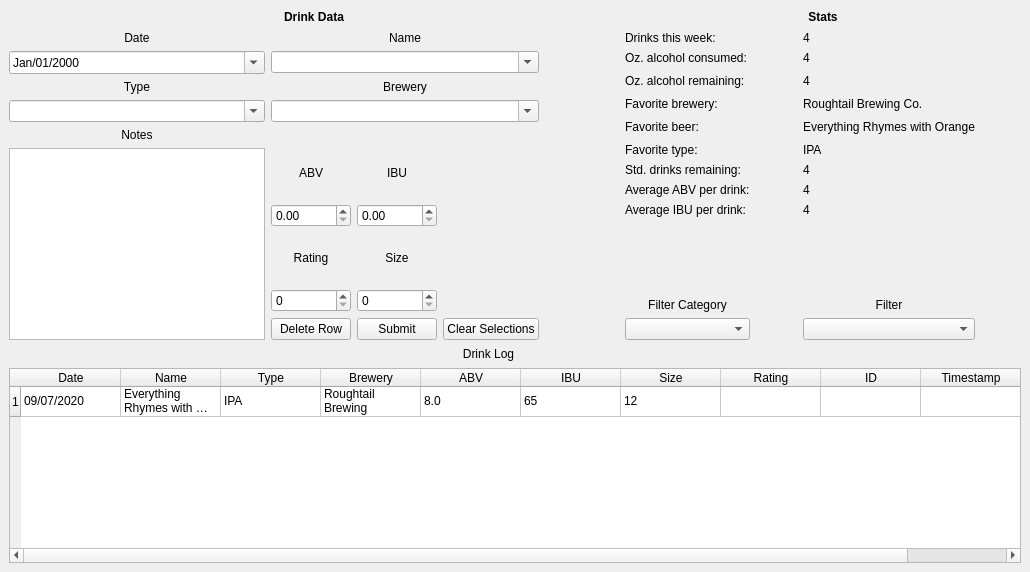
First picture: the form in src/mainwindow.ui, repository minorsecond/BuzzBot, before the edit.
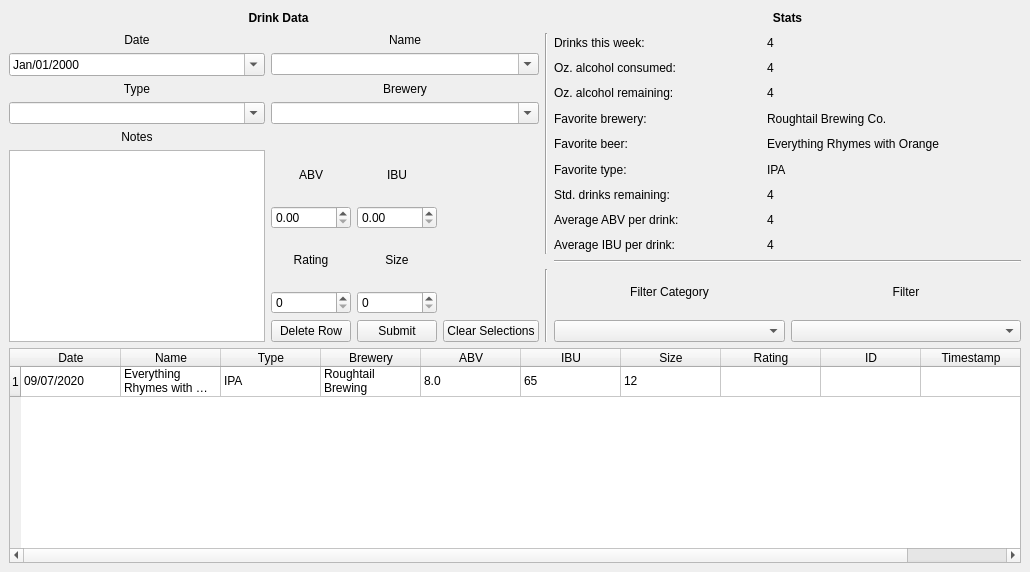
Second picture: the form after the edit.

The edit to the form file:
```diff
--- a/src/mainwindow.ui
+++ b/src/mainwindow.ui
@@ -49,452 +49,8 @@
       </property>
      </widget>
     </item>
-    <item row="10" column="0" rowspan="12" colspan="11">
-     <widget class="QTableWidget" name="drinkLogTable">
-      <property name="sizePolicy">
-       <sizepolicy hsizetype="Preferred" vsizetype="MinimumExpanding">
-        <horstretch>0</horstretch>
-        <verstretch>0</verstretch>
-       </sizepolicy>
-      </property>
-      <row>
-       <property name="text">
-        <string>1</string>
-       </property>
-      </row>
-      <column>
-       <property name="text">
-        <string>Date</string>
-       </property>
-      </column>
-      <column>
-       <property name="text">
-        <string>Name</string>
-       </property>
-      </column>
-      <column>
-       <property name="text">
-        <string>Type</string>
-       </property>
-      </column>
-      <column>
-       <property name="text">
-        <string>Brewery</string>
-       </property>
-      </column>
-      <column>
-       <property name="text">
-        <string>ABV</string>
-       </property>
-      </column>
-      <column>
-       <property name="text">
-        <string>IBU</string>
-       </property>
-      </column>
-      <column>
-       <property name="text">
-        <string>Size</string>
-       </property>
-      </column>
-      <column>
-       <property name="text">
-        <string>Rating</string>
-       </property>
-      </column>
-      <column>
-       <property name="text">
-        <string>ID</string>
-       </property>
-      </column>
-      <column>
-       <property name="text">
-        <string>Timestamp</string>
-       </property>
-      </column>
-      <item row="0" column="0">
-       <property name="text">
-        <string>09/07/2020</string>
-       </property>
-      </item>
-      <item row="0" column="1">
-       <property name="text">
-        <string>Everything Rhymes with Orange</string>
-       </property>
-      </item>
-      <item row="0" column="2">
-       <property name="text">
-        <string>IPA</string>
-       </property>
-      </item>
-      <item row="0" column="3">
-       <property name="text">
-        <string>Roughtail Brewing</string>
-       </property>
-      </item>
-      <item row="0" column="4">
-       <property name="text">
-        <string>8.0</string>
-       </property>
-      </item>
-      <item row="0" column="5">
-       <property name="text">
-        <string>65</string>
-       </property>
-      </item>
-      <item row="0" column="6">
-       <property name="text">
-        <string>12</string>
-       </property>
-      </item>
-     </widget>
-    </item>
-    <item row="5" column="4">
-     <widget class="QLabel" name="drinkLogLabel">
-      <property name="text">
-       <string>Drink Log</string>
-      </property>
-      <property name="alignment">
-       <set>Qt::AlignCenter</set>
-      </property>
-     </widget>
-    </item>
-    <item row="0" column="0" colspan="6">
-     <widget class="QLabel" name="drinkDataLabel">
-      <property name="sizePolicy">
-       <sizepolicy hsizetype="Preferred" vsizetype="Preferred">
-        <horstretch>0</horstretch>
-        <verstretch>0</verstretch>
-       </sizepolicy>
-      </property>
-      <property name="font">
-       <font>
-        <weight>75</weight>
-        <bold>true</bold>
-       </font>
-      </property>
-      <property name="text">
-       <string>Drink Data</string>
-      </property>
-      <property name="alignment">
-       <set>Qt::AlignCenter</set>
-      </property>
-     </widget>
-    </item>
-    <item row="2" column="0" rowspan="3" colspan="5">
-     <layout class="QGridLayout" name="gridLayout_2">
-      <item row="1" column="0">
-       <widget class="QDateEdit" name="drinkDateInput">
-        <property name="sizePolicy">
-         <sizepolicy hsizetype="Preferred" vsizetype="Fixed">
-          <horstretch>0</horstretch>
-          <verstretch>0</verstretch>
-         </sizepolicy>
-        </property>
-        <property name="focusPolicy">
-         <enum>Qt::WheelFocus</enum>
-        </property>
-        <property name="displayFormat">
-         <string>MMM/dd/yyyy</string>
-        </property>
-        <property name="calendarPopup">
-         <bool>true</bool>
-        </property>
-       </widget>
-      </item>
-      <item row="0" column="1">
-       <widget class="QLabel" name="nameLabel">
-        <property name="sizePolicy">
-         <sizepolicy hsizetype="Preferred" vsizetype="Preferred">
-          <horstretch>0</horstretch>
-          <verstretch>0</verstretch>
-         </sizepolicy>
-        </property>
-        <property name="text">
-         <string>Name</string>
-        </property>
-        <property name="alignment">
-         <set>Qt::AlignCenter</set>
-        </property>
-       </widget>
-      </item>
-      <item row="7" column="1">
-       <layout class="QGridLayout" name="gridLayout_3">
-        <item row="0" column="0">
-         <widget class="QLabel" name="abvLabel">
-          <property name="sizePolicy">
-           <sizepolicy hsizetype="Preferred" vsizetype="Preferred">
-            <horstretch>0</horstretch>
-            <verstretch>0</verstretch>
-           </sizepolicy>
-          </property>
-          <property name="text">
-           <string>ABV</string>
-          </property>
-          <property name="alignment">
-           <set>Qt::AlignCenter</set>
-          </property>
-         </widget>
-        </item>
-        <item row="1" column="1">
-         <widget class="QDoubleSpinBox" name="ibuInput">
-          <property name="sizePolicy">
-           <sizepolicy hsizetype="Preferred" vsizetype="Fixed">
-            <horstretch>0</horstretch>
-            <verstretch>0</verstretch>
-           </sizepolicy>
-          </property>
-         </widget>
-        </item>
-        <item row="4" column="1">
-         <widget class="QPushButton" name="submitRowButton">
-          <property name="sizePolicy">
-           <sizepolicy hsizetype="Preferred" vsizetype="Fixed">
-            <horstretch>0</horstretch>
-            <verstretch>0</verstretch>
-           </sizepolicy>
-          </property>
-          <property name="text">
-           <string>Submit</string>
-          </property>
-         </widget>
-        </item>
-        <item row="3" column="1">
-         <widget class="QSpinBox" name="sizeInput">
-          <property name="sizePolicy">
-           <sizepolicy hsizetype="Preferred" vsizetype="Fixed">
-            <horstretch>0</horstretch>
-            <verstretch>0</verstretch>
-           </sizepolicy>
-          </property>
-         </widget>
-        </item>
-        <item row="2" column="0">
-         <widget class="QLabel" name="ratingLabel">
-          <property name="sizePolicy">
-           <sizepolicy hsizetype="Preferred" vsizetype="Preferred">
-            <horstretch>0</horstretch>
-            <verstretch>0</verstretch>
-           </sizepolicy>
-          </property>
-          <property name="text">
-           <string>Rating</string>
-          </property>
-          <property name="alignment">
-           <set>Qt::AlignCenter</set>
-          </property>
-         </widget>
-        </item>
-        <item row="4" column="2">
-         <widget class="QPushButton" name="clearFieldsButton">
-          <property name="sizePolicy">
-           <sizepolicy hsizetype="Preferred" vsizetype="Fixed">
-            <horstretch>0</horstretch>
-            <verstretch>0</verstretch>
-           </sizepolicy>
-          </property>
-          <property name="text">
-           <string>Clear Selections</string>
-          </property>
-         </widget>
-        </item>
-        <item row="0" column="1">
-         <widget class="QLabel" name="ibuLabel">
-          <property name="sizePolicy">
-           <sizepolicy hsizetype="Preferred" vsizetype="Preferred">
-            <horstretch>0</horstretch>
-            <verstretch>0</verstretch>
-           </sizepolicy>
-          </property>
-          <property name="text">
-           <string>IBU</string>
-          </property>
-          <property name="alignment">
-           <set>Qt::AlignCenter</set>
-          </property>
-         </widget>
-        </item>
-        <item row="1" column="0">
-         <widget class="QDoubleSpinBox" name="abvInput">
-          <property name="sizePolicy">
-           <sizepolicy hsizetype="Preferred" vsizetype="Fixed">
-            <horstretch>0</horstretch>
-            <verstretch>0</verstretch>
-           </sizepolicy>
-          </property>
-         </widget>
-        </item>
-        <item row="2" column="1">
-         <widget class="QLabel" name="sizeLabel">
-          <property name="sizePolicy">
-           <sizepolicy hsizetype="Preferred" vsizetype="Preferred">
-            <horstretch>0</horstretch>
-            <verstretch>0</verstretch>
-           </sizepolicy>
-          </property>
-          <property name="text">
-           <string>Size</string>
-          </property>
-          <property name="alignment">
-           <set>Qt::AlignCenter</set>
-          </property>
-         </widget>
-        </item>
-        <item row="4" column="0">
-         <widget class="QPushButton" name="deleteRowButton">
-          <property name="sizePolicy">
-           <sizepolicy hsizetype="Preferred" vsizetype="Fixed">
-            <horstretch>0</horstretch>
-            <verstretch>0</verstretch>
-           </sizepolicy>
-          </property>
-          <property name="text">
-           <string>Delete Row</string>
-          </property>
-         </widget>
-        </item>
-        <item row="3" column="0">
-         <widget class="QSpinBox" name="ratingInput">
-          <property name="sizePolicy">
-           <sizepolicy hsizetype="Preferred" vsizetype="Fixed">
-            <horstretch>0</horstretch>
-            <verstretch>0</verstretch>
-           </sizepolicy>
-          </property>
-          <property name="maximum">
-           <number>10</number>
-          </property>
-         </widget>
-        </item>
-       </layout>
-      </item>
-      <item row="1" column="1">
-       <widget class="QComboBox" name="nameInput">
-        <property name="sizePolicy">
-         <sizepolicy hsizetype="Preferred" vsizetype="Fixed">
-          <horstretch>0</horstretch>
-          <verstretch>0</verstretch>
-         </sizepolicy>
-        </property>
-        <property name="editable">
-         <bool>true</bool>
-        </property>
-       </widget>
-      </item>
-      <item row="3" column="0">
-       <widget class="QComboBox" name="typeInput">
-        <property name="sizePolicy">
-         <sizepolicy hsizetype="Preferred" vsizetype="Fixed">
-          <horstretch>0</horstretch>
-          <verstretch>0</verstretch>
-         </sizepolicy>
-        </property>
-        <property name="editable">
-         <bool>true</bool>
-        </property>
-       </widget>
-      </item>
-      <item row="2" column="1">
-       <widget class="QLabel" name="breweryLabel">
-        <property name="sizePolicy">
-         <sizepolicy hsizetype="Preferred" vsizetype="Preferred">
-          <horstretch>0</horstretch>
-          <verstretch>0</verstretch>
-         </sizepolicy>
-        </property>
-        <property name="text">
-         <string>Brewery</string>
-        </property>
-        <property name="alignment">
-         <set>Qt::AlignCenter</set>
-        </property>
-       </widget>
-      </item>
-      <item row="2" column="0">
-       <widget class="QLabel" name="typeLabel">
-        <property name="sizePolicy">
-         <sizepolicy hsizetype="Preferred" vsizetype="Preferred">
-          <horstretch>0</horstretch>
-          <verstretch>0</verstretch>
-         </sizepolicy>
-        </property>
-        <property name="text">
-         <string>Type</string>
-        </property>
-        <property name="alignment">
-         <set>Qt::AlignCenter</set>
-        </property>
-       </widget>
-      </item>
-      <item row="7" column="0">
-       <widget class="QTextEdit" name="notesInput">
-        <property name="sizePolicy">
-         <sizepolicy hsizetype="Preferred" vsizetype="Preferred">
-          <horstretch>0</horstretch>
-          <verstretch>0</verstretch>
-         </sizepolicy>
-        </property>
-       </widget>
-      </item>
-      <item row="0" column="0">
-       <widget class="QLabel" name="drinkDateLabel">
-        <property name="sizePolicy">
-         <sizepolicy hsizetype="Preferred" vsizetype="Preferred">
-          <horstretch>0</horstretch>
-          <verstretch>0</verstretch>
-         </sizepolicy>
-        </property>
-        <property name="text">
-         <string>Date</string>
-        </property>
-        <property name="alignment">
-         <set>Qt::AlignCenter</set>
-        </property>
-       </widget>
-      </item>
-      <item row="3" column="1">
-       <widget class="QComboBox" name="breweryInput">
-        <property name="sizePolicy">
-         <sizepolicy hsizetype="Preferred" vsizetype="Fixed">
-          <horstretch>0</horstretch>
-          <verstretch>0</verstretch>
-         </sizepolicy>
-        </property>
-        <property name="editable">
-         <bool>true</bool>
-        </property>
-       </widget>
-      </item>
-      <item row="4" column="0">
-       <widget class="QLabel" name="notesLabel">
-        <property name="sizePolicy">
-         <sizepolicy hsizetype="Preferred" vsizetype="Preferred">
-          <horstretch>0</horstretch>
-          <verstretch>0</verstretch>
-         </sizepolicy>
-        </property>
-        <property name="text">
-         <string>Notes</string>
-        </property>
-        <property name="alignment">
-         <set>Qt::AlignCenter</set>
-        </property>
-       </widget>
-      </item>
-     </layout>
-    </item>
     <item row="2" column="6" rowspan="3" colspan="5">
      <layout class="QGridLayout" name="gridLayout">
-      <item row="11" column="2">
-       <widget class="QComboBox" name="filterTextInput">
-        <property name="sizePolicy">
-         <sizepolicy hsizetype="Preferred" vsizetype="Fixed">
-          <horstretch>0</horstretch>
-          <verstretch>0</verstretch>
-         </sizepolicy>
-        </property>
-       </widget>
-      </item>
       <item row="5" column="0">
        <widget class="QLabel" name="favoriteTypeLabel">
         <property name="text">
@@ -515,22 +71,6 @@
         </property>
        </widget>
       </item>
-      <item row="10" column="2">
-       <widget class="QLabel" name="filterLabel">
-        <property name="sizePolicy">
-         <sizepolicy hsizetype="Preferred" vsizetype="Preferred">
-          <horstretch>0</horstretch>
-          <verstretch>0</verstretch>
-         </sizepolicy>
-        </property>
-        <property name="text">
-         <string>Filter</string>
-        </property>
-        <property name="alignment">
-         <set>Qt::AlignCenter</set>
-        </property>
-       </widget>
-      </item>
       <item row="8" column="2">
        <widget class="QLabel" name="avgIbuDrinkOutput">
         <property name="sizePolicy">
@@ -596,22 +136,6 @@
         </property>
        </widget>
       </item>
-      <item row="10" column="0">
-       <widget class="QLabel" name="filterCategoryLabel">
-        <property name="sizePolicy">
-         <sizepolicy hsizetype="Preferred" vsizetype="Preferred">
-          <horstretch>0</horstretch>
-          <verstretch>0</verstretch>
-         </sizepolicy>
-        </property>
-        <property name="text">
-         <string>Filter Category</string>
-        </property>
-        <property name="alignment">
-         <set>Qt::AlignCenter</set>
-        </property>
-       </widget>
-      </item>
       <item row="8" column="0">
        <widget class="QLabel" name="averageIbuDrinkLabel">
         <property name="sizePolicy">
@@ -762,16 +286,6 @@
         </property>
        </widget>
       </item>
-      <item row="11" column="0">
-       <widget class="QComboBox" name="filterCategoryInput">
-        <property name="sizePolicy">
-         <sizepolicy hsizetype="Preferred" vsizetype="Fixed">
-          <horstretch>0</horstretch>
-          <verstretch>0</verstretch>
-         </sizepolicy>
-        </property>
-       </widget>
-      </item>
       <item row="4" column="0">
        <widget class="QLabel" name="favoriteBeerLabel">
         <property name="sizePolicy">
@@ -785,34 +299,509 @@
         </property>
        </widget>
       </item>
-      <item row="9" column="0">
-       <spacer name="verticalSpacer">
-        <property name="orientation">
-         <enum>Qt::Vertical</enum>
+     </layout>
+    </item>
+    <item row="6" column="6" colspan="5">
+     <layout class="QGridLayout" name="gridLayout_7">
+      <item row="0" column="0">
+       <widget class="QLabel" name="filterCategoryLabel">
+        <property name="sizePolicy">
+         <sizepolicy hsizetype="Preferred" vsizetype="Preferred">
+          <horstretch>0</horstretch>
+          <verstretch>0</verstretch>
+         </sizepolicy>
         </property>
-        <property name="sizeHint" stdset="0">
-         <size>
-          <width>20</width>
-          <height>40</height>
-         </size>
+        <property name="text">
+         <string>Filter Category</string>
         </property>
-       </spacer>
+        <property name="alignment">
+         <set>Qt::AlignCenter</set>
+        </property>
+       </widget>
       </item>
-      <item row="9" column="2">
-       <spacer name="verticalSpacer_2">
-        <property name="orientation">
-         <enum>Qt::Vertical</enum>
+      <item row="0" column="1">
+       <widget class="QLabel" name="filterLabel">
+        <property name="sizePolicy">
+         <sizepolicy hsizetype="Preferred" vsizetype="Preferred">
+          <horstretch>0</horstretch>
+          <verstretch>0</verstretch>
+         </sizepolicy>
         </property>
-        <property name="sizeHint" stdset="0">
-         <size>
-          <width>20</width>
-          <height>40</height>
-         </size>
+        <property name="text">
+         <string>Filter</string>
         </property>
-       </spacer>
+        <property name="alignment">
+         <set>Qt::AlignCenter</set>
+        </property>
+       </widget>
       </item>
+      <item row="1" column="1">
+       <widget class="QComboBox" name="filterTextInput">
+        <property name="sizePolicy">
+         <sizepolicy hsizetype="Preferred" vsizetype="Fixed">
+          <horstretch>0</horstretch>
+          <verstretch>0</verstretch>
+         </sizepolicy>
+        </property>
+       </widget>
+      </item>
+      <item row="1" column="0">
+       <widget class="QComboBox" name="filterCategoryInput">
+        <property name="sizePolicy">
+         <sizepolicy hsizetype="Preferred" vsizetype="Fixed">
+          <horstretch>0</horstretch>
+          <verstretch>0</verstretch>
+         </sizepolicy>
+        </property>
+       </widget>
+      </item>
      </layout>
     </item>
+    <item row="2" column="0" rowspan="5" colspan="5">
+     <layout class="QGridLayout" name="gridLayout_2">
+      <item row="1" column="0">
+       <widget class="QDateEdit" name="drinkDateInput">
+        <property name="sizePolicy">
+         <sizepolicy hsizetype="Preferred" vsizetype="Fixed">
+          <horstretch>0</horstretch>
+          <verstretch>0</verstretch>
+         </sizepolicy>
+        </property>
+        <property name="focusPolicy">
+         <enum>Qt::WheelFocus</enum>
+        </property>
+        <property name="displayFormat">
+         <string>MMM/dd/yyyy</string>
+        </property>
+        <property name="calendarPopup">
+         <bool>true</bool>
+        </property>
+       </widget>
+      </item>
+      <item row="0" column="1">
+       <widget class="QLabel" name="nameLabel">
+        <property name="sizePolicy">
+         <sizepolicy hsizetype="Preferred" vsizetype="Preferred">
+          <horstretch>0</horstretch>
+          <verstretch>0</verstretch>
+         </sizepolicy>
+        </property>
+        <property name="text">
+         <string>Name</string>
+        </property>
+        <property name="alignment">
+         <set>Qt::AlignCenter</set>
+        </property>
+       </widget>
+      </item>
+      <item row="7" column="1">
+       <layout class="QGridLayout" name="gridLayout_3">
+        <item row="2" column="0">
+         <widget class="QLabel" name="ratingLabel">
+          <property name="sizePolicy">
+           <sizepolicy hsizetype="Preferred" vsizetype="Preferred">
+            <horstretch>0</horstretch>
+            <verstretch>0</verstretch>
+           </sizepolicy>
+          </property>
+          <property name="text">
+           <string>Rating</string>
+          </property>
+          <property name="alignment">
+           <set>Qt::AlignCenter</set>
+          </property>
+         </widget>
+        </item>
+        <item row="1" column="0">
+         <widget class="QDoubleSpinBox" name="abvInput">
+          <property name="sizePolicy">
+           <sizepolicy hsizetype="Preferred" vsizetype="Fixed">
+            <horstretch>0</horstretch>
+            <verstretch>0</verstretch>
+           </sizepolicy>
+          </property>
+         </widget>
+        </item>
+        <item row="0" column="0">
+         <widget class="QLabel" name="abvLabel">
+          <property name="sizePolicy">
+           <sizepolicy hsizetype="Preferred" vsizetype="Preferred">
+            <horstretch>0</horstretch>
+            <verstretch>0</verstretch>
+           </sizepolicy>
+          </property>
+          <property name="text">
+           <string>ABV</string>
+          </property>
+          <property name="alignment">
+           <set>Qt::AlignCenter</set>
+          </property>
+         </widget>
+        </item>
+        <item row="4" column="1">
+         <widget class="QPushButton" name="submitRowButton">
+          <property name="sizePolicy">
+           <sizepolicy hsizetype="Preferred" vsizetype="Fixed">
+            <horstretch>0</horstretch>
+            <verstretch>0</verstretch>
+           </sizepolicy>
+          </property>
+          <property name="text">
+           <string>Submit</string>
+          </property>
+         </widget>
+        </item>
+        <item row="0" column="1">
+         <widget class="QLabel" name="ibuLabel">
+          <property name="sizePolicy">
+           <sizepolicy hsizetype="Preferred" vsizetype="Preferred">
+            <horstretch>0</horstretch>
+            <verstretch>0</verstretch>
+           </sizepolicy>
+          </property>
+          <property name="text">
+           <string>IBU</string>
+          </property>
+          <property name="alignment">
+           <set>Qt::AlignCenter</set>
+          </property>
+         </widget>
+        </item>
+        <item row="3" column="0">
+         <widget class="QSpinBox" name="ratingInput">
+          <property name="sizePolicy">
+           <sizepolicy hsizetype="Preferred" vsizetype="Fixed">
+            <horstretch>0</horstretch>
+            <verstretch>0</verstretch>
+           </sizepolicy>
+          </property>
+          <property name="maximum">
+           <number>10</number>
+          </property>
+         </widget>
+        </item>
+        <item row="4" column="0">
+         <widget class="QPushButton" name="deleteRowButton">
+          <property name="sizePolicy">
+           <sizepolicy hsizetype="Preferred" vsizetype="Fixed">
+            <horstretch>0</horstretch>
+            <verstretch>0</verstretch>
+           </sizepolicy>
+          </property>
+          <property name="text">
+           <string>Delete Row</string>
+          </property>
+         </widget>
+        </item>
+        <item row="1" column="1">
+         <widget class="QDoubleSpinBox" name="ibuInput">
+          <property name="sizePolicy">
+           <sizepolicy hsizetype="Preferred" vsizetype="Fixed">
+            <horstretch>0</horstretch>
+            <verstretch>0</verstretch>
+           </sizepolicy>
+          </property>
+         </widget>
+        </item>
+        <item row="4" column="2">
+         <widget class="QPushButton" name="clearFieldsButton">
+          <property name="sizePolicy">
+           <sizepolicy hsizetype="Preferred" vsizetype="Fixed">
+            <horstretch>0</horstretch>
+            <verstretch>0</verstretch>
+           </sizepolicy>
+          </property>
+          <property name="text">
+           <string>Clear Selections</string>
+          </property>
+         </widget>
+        </item>
+        <item row="3" column="1">
+         <widget class="QSpinBox" name="sizeInput">
+          <property name="sizePolicy">
+           <sizepolicy hsizetype="Preferred" vsizetype="Fixed">
+            <horstretch>0</horstretch>
+            <verstretch>0</verstretch>
+           </sizepolicy>
+          </property>
+         </widget>
+        </item>
+        <item row="2" column="1">
+         <widget class="QLabel" name="sizeLabel">
+          <property name="sizePolicy">
+           <sizepolicy hsizetype="Preferred" vsizetype="Preferred">
+            <horstretch>0</horstretch>
+            <verstretch>0</verstretch>
+           </sizepolicy>
+          </property>
+          <property name="text">
+           <string>Size</string>
+          </property>
+          <property name="alignment">
+           <set>Qt::AlignCenter</set>
+          </property>
+         </widget>
+        </item>
+       </layout>
+      </item>
+      <item row="1" column="1">
+       <widget class="QComboBox" name="nameInput">
+        <property name="sizePolicy">
+         <sizepolicy hsizetype="Preferred" vsizetype="Fixed">
+          <horstretch>0</horstretch>
+          <verstretch>0</verstretch>
+         </sizepolicy>
+        </property>
+        <property name="editable">
+         <bool>true</bool>
+        </property>
+       </widget>
+      </item>
+      <item row="3" column="0">
+       <widget class="QComboBox" name="typeInput">
+        <property name="sizePolicy">
+         <sizepolicy hsizetype="Preferred" vsizetype="Fixed">
+          <horstretch>0</horstretch>
+          <verstretch>0</verstretch>
+         </sizepolicy>
+        </property>
+        <property name="editable">
+         <bool>true</bool>
+        </property>
+       </widget>
+      </item>
+      <item row="2" column="1">
+       <widget class="QLabel" name="breweryLabel">
+        <property name="sizePolicy">
+         <sizepolicy hsizetype="Preferred" vsizetype="Preferred">
+          <horstretch>0</horstretch>
+          <verstretch>0</verstretch>
+         </sizepolicy>
+        </property>
+        <property name="text">
+         <string>Brewery</string>
+        </property>
+        <property name="alignment">
+         <set>Qt::AlignCenter</set>
+        </property>
+       </widget>
+      </item>
+      <item row="2" column="0">
+       <widget class="QLabel" name="typeLabel">
+        <property name="sizePolicy">
+         <sizepolicy hsizetype="Preferred" vsizetype="Preferred">
+          <horstretch>0</horstretch>
+          <verstretch>0</verstretch>
+         </sizepolicy>
+        </property>
+        <property name="text">
+         <string>Type</string>
+        </property>
+        <property name="alignment">
+         <set>Qt::AlignCenter</set>
+        </property>
+       </widget>
+      </item>
+      <item row="7" column="0">
+       <widget class="QTextEdit" name="notesInput">
+        <property name="sizePolicy">
+         <sizepolicy hsizetype="Preferred" vsizetype="Preferred">
+          <horstretch>0</horstretch>
+          <verstretch>0</verstretch>
+         </sizepolicy>
+        </property>
+       </widget>
+      </item>
+      <item row="0" column="0">
+       <widget class="QLabel" name="drinkDateLabel">
+        <property name="sizePolicy">
+         <sizepolicy hsizetype="Preferred" vsizetype="Preferred">
+          <horstretch>0</horstretch>
+          <verstretch>0</verstretch>
+         </sizepolicy>
+        </property>
+        <property name="text">
+         <string>Date</string>
+        </property>
+        <property name="alignment">
+         <set>Qt::AlignCenter</set>
+        </property>
+       </widget>
+      </item>
+      <item row="3" column="1">
+       <widget class="QComboBox" name="breweryInput">
+        <property name="sizePolicy">
+         <sizepolicy hsizetype="Preferred" vsizetype="Fixed">
+          <horstretch>0</horstretch>
+          <verstretch>0</verstretch>
+         </sizepolicy>
+        </property>
+        <property name="editable">
+         <bool>true</bool>
+        </property>
+       </widget>
+      </item>
+      <item row="4" column="0">
+       <widget class="QLabel" name="notesLabel">
+        <property name="sizePolicy">
+         <sizepolicy hsizetype="Preferred" vsizetype="Preferred">
+          <horstretch>0</horstretch>
+          <verstretch>0</verstretch>
+         </sizepolicy>
+        </property>
+        <property name="text">
+         <string>Notes</string>
+        </property>
+        <property name="alignment">
+         <set>Qt::AlignCenter</set>
+        </property>
+       </widget>
+      </item>
+     </layout>
+    </item>
+    <item row="5" column="6" colspan="5">
+     <widget class="Line" name="line_2">
+      <property name="orientation">
+       <enum>Qt::Horizontal</enum>
+      </property>
+     </widget>
+    </item>
+    <item row="11" column="0" rowspan="12" colspan="11">
+     <widget class="QTableWidget" name="drinkLogTable">
+      <property name="sizePolicy">
+       <sizepolicy hsizetype="Preferred" vsizetype="MinimumExpanding">
+        <horstretch>0</horstretch>
+        <verstretch>0</verstretch>
+       </sizepolicy>
+      </property>
+      <row>
+       <property name="text">
+        <string>1</string>
+       </property>
+      </row>
+      <column>
+       <property name="text">
+        <string>Date</string>
+       </property>
+      </column>
+      <column>
+       <property name="text">
+        <string>Name</string>
+       </property>
+      </column>
+      <column>
+       <property name="text">
+        <string>Type</string>
+       </property>
+      </column>
+      <column>
+       <property name="text">
+        <string>Brewery</string>
+       </property>
+      </column>
+      <column>
+       <property name="text">
+        <string>ABV</string>
+       </property>
+      </column>
+      <column>
+       <property name="text">
+        <string>IBU</string>
+       </property>
+      </column>
+      <column>
+       <property name="text">
+        <string>Size</string>
+       </property>
+      </column>
+      <column>
+       <property name="text">
+        <string>Rating</string>
+       </property>
+      </column>
+      <column>
+       <property name="text">
+        <string>ID</string>
+       </property>
+      </column>
+      <column>
+       <property name="text">
+        <string>Timestamp</string>
+       </property>
+      </column>
+      <item row="0" column="0">
+       <property name="text">
+        <string>09/07/2020</string>
+       </property>
+      </item>
+      <item row="0" column="1">
+       <property name="text">
+        <string>Everything Rhymes with Orange</string>
+       </property>
+      </item>
+      <item row="0" column="2">
+       <property name="text">
+        <string>IPA</string>
+       </property>
+      </item>
+      <item row="0" column="3">
+       <property name="text">
+        <string>Roughtail Brewing</string>
+       </property>
+      </item>
+      <item row="0" column="4">
+       <property name="text">
+        <string>8.0</string>
+       </property>
+      </item>
+      <item row="0" column="5">
+       <property name="text">
+        <string>65</string>
+       </property>
+      </item>
+      <item row="0" column="6">
+       <property name="text">
+        <string>12</string>
+       </property>
+      </item>
+     </widget>
+    </item>
+    <item row="0" column="0" colspan="6">
+     <widget class="QLabel" name="drinkDataLabel">
+      <property name="sizePolicy">
+       <sizepolicy hsizetype="Preferred" vsizetype="Preferred">
+        <horstretch>0</horstretch>
+        <verstretch>0</verstretch>
+       </sizepolicy>
+      </property>
+      <property name="font">
+       <font>
+        <weight>75</weight>
+        <bold>true</bold>
+       </font>
+      </property>
+      <property name="text">
+       <string>Drink Data</string>
+      </property>
+      <property name="alignment">
+       <set>Qt::AlignCenter</set>
+      </property>
+     </widget>
+    </item>
+    <item row="2" column="5" rowspan="3">
+     <widget class="Line" name="line">
+      <property name="orientation">
+       <enum>Qt::Vertical</enum>
+      </property>
+     </widget>
+    </item>
+    <item row="6" column="5">
+     <widget class="Line" name="line_3">
+      <property name="orientation">
+       <enum>Qt::Vertical</enum>
+      </property>
+     </widget>
+    </item>
    </layout>
   </widget>
   <widget class="QMenuBar" name="menubar">
```
